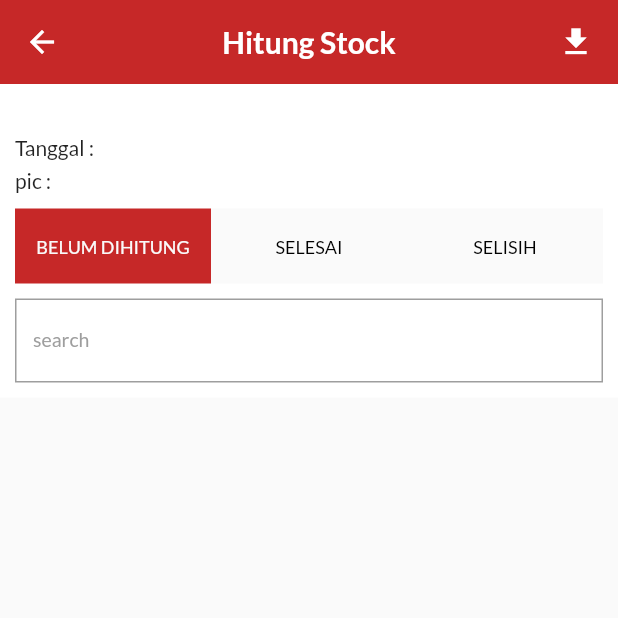
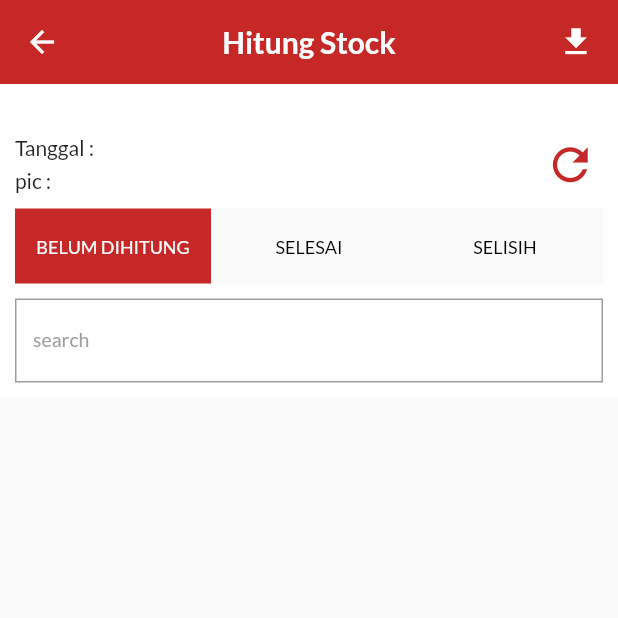
Before and after one commit to agdakapareski/SOAPP, a Flutter app: the StockCountPage screen opened directly with empty values, after a tap on the "download" icon, on a phone screen of 412 x 824 dp, the top half of it. Run offline on Flutter 3.47's test engine with Material 2 defaults, Android fonts, the light colour scheme and no system bars; our stand-ins replace csv, file_picker, google_fonts, permission_handler, sqflite; accounts and stored records are empty.

Commit message:
many updates :)

```diff
--- a/lib/input_session_page.dart
+++ b/lib/input_session_page.dart
@@ -1,5 +1,3 @@
-import 'dart:math';
-
 import 'package:flutter/cupertino.dart';
 import 'package:flutter/material.dart';
 import 'package:intl/date_symbol_data_local.dart';
@@ -7,7 +5,6 @@ import 'package:intl/intl.dart';
 import 'package:soapp/database.dart';
 import 'package:soapp/model/item_count_model.dart';
 import 'package:soapp/stock_count_page.dart';
-import 'package:soapp/tab_screen.dart';
 import 'package:soapp/widget/custom_button.dart';
 import 'package:soapp/widget/input_form.dart';
 
@@ -54,7 +51,6 @@ class _InputSessionPageState extends State<InputSessionPage> {
     setState(() {
       // sessions.add(sesi);
 
-
       List<ItemCount> createItemCounts = [];
       for (var d in data) {
         ItemCount itemCount = ItemCount(
@@ -80,7 +76,6 @@ class _InputSessionPageState extends State<InputSessionPage> {
             tanggalController.text, picController.text),
       );
       Navigator.pushReplacement(context, route);
-
     });
   }
 
--- a/lib/stock_count_page.dart
+++ b/lib/stock_count_page.dart
@@ -2,7 +2,6 @@ import 'package:csv/csv.dart';
 import 'package:flutter/material.dart';
 import 'package:soapp/detail_count_page.dart';
 import 'package:soapp/database.dart';
-import 'package:soapp/model/item_model.dart';
 import 'package:soapp/widget/input_form.dart';
 
 import 'package:permission_handler/permission_handler.dart';
@@ -26,26 +25,30 @@ class StockCountPage extends StatefulWidget {
 }
 
 class _StockCountPageState extends State<StockCountPage> {
+  /// controller search
   TextEditingController searchController = TextEditingController();
 
+  /// list semua item yang akan dilakukan stock opname
   List<ItemCount> itemCounts = [];
 
+  /// list item yang tidak selisih - setelah dihitung
+  List<ItemCount> itemNormal = [];
   List<ItemCount> itemNormalForDisplay = [];
 
+  /// list item yang selisih - setelah dihitung
+  List<ItemCount> itemSelisih = [];
   List<ItemCount> itemSelisihForDisplay = [];
 
-  List<ItemCount> itemSelisih = [];
-
-  List<ItemCount> itemNormal = [];
-
+  /// list item yang belum dihitung
   List<ItemCount> itemBelumDihitung = [];
-
   List<ItemCount> itemBelumDihitungForDisplay = [];
 
+  /// penanda tab[Belum dihitung, Selesai, Selisih] yang sedang aktif
   int kolomFlag = 1;
 
   @override
   void initState() {
+    /// mengambil data dari database
     Db().getItemCounts(widget.idSesi!).then((value) {
       setState(() {
         itemCounts.addAll(value);
@@ -72,25 +75,26 @@ class _StockCountPageState extends State<StockCountPage> {
     super.initState();
   }
 
+  /// Fungsi untuk generate data file yang sudah dihitung
+  /// menjadi file .csv dan disimpan dalam folder download
   generateCsv() async {
-    // List<List<String>> item = [];
+    /// list untuk menampung data yang akan di convert ke .csv
     List<List<String>> data = [];
+
+    /// memasukkan header
     data.add([
-      "Kode",
-      "Nama",
-      "Crt",
-      "Box",
-      "Unit",
-      "Saldo",
-      "Hasil Hitungan",
-      "Selisih"
+      "KODE",
+      "NAMA",
+      "CRT",
+      "BOX",
+      "UNIT",
+      "SALDO",
+      "HASIL HITUNGAN",
+      "SELISIH"
     ]);
+
+    /// memasukkan data item ke dalam list
     List<ItemCount> combine = await Db().getItemCounts(widget.idSesi!);
-    // Db().getItemCounts(widget.idSesi!).then((value) {
-    //   setState(() {
-    //     combine = value;
-    //   });
-    // });
     for (var i in combine) {
       data.add([
         i.kodeItem!,
@@ -103,22 +107,22 @@ class _StockCountPageState extends State<StockCountPage> {
         i.selisih.toString()
       ]);
     }
-    // [
-    //   // ["No.", "Name", "Roll No."],
-    //   // ["1", randomAlpha(3), randomNumeric(3)],
-    //   // ["2", randomAlpha(3), randomNumeric(3)],
-    //   // ["3", randomAlpha(3), randomNumeric(3)]
-    // ];
-    print(data.length);
-    String csvData = const ListToCsvConverter().convert(data);
+
+    /// format csv yang akan di export
+    String csvData =
+        const ListToCsvConverter(fieldDelimiter: ';').convert(data);
+
+    /// Direktori file csv
     Directory directory = Directory("/storage/emulated/0/Download");
     final path = "${directory.path}/${widget.kodeSesi}-${widget.pic}.csv";
-    print(path);
+    // print(path);
     final File file = File(path);
     Map<Permission, PermissionStatus> statuses = await [
       Permission.storage,
     ].request();
     await file.writeAsString(csvData);
+
+    /// snackbar notifikasi jika simpan csv berhasil
     var snackBar = const SnackBar(
       content: Text('Export .csv Berhasil!'),
     );
@@ -167,6 +171,12 @@ class _StockCountPageState extends State<StockCountPage> {
                     height: 5,
                   ),
                   Row(
+                    children: [
+                      Expanded(
+                        flex: 8,
+                        child: Column(
+                          children: [
+                            Row(
                               mainAxisAlignment: MainAxisAlignment.spaceBetween,
                               children: [
                                 const Text('Tanggal :'),
@@ -181,6 +191,52 @@ class _StockCountPageState extends State<StockCountPage> {
                               children: [
                                 const Text('pic :'),
                                 Text(widget.pic!),
+                              ],
+                            ),
+                          ],
+                        ),
+                      ),
+                      Expanded(
+                        flex: 1,
+                        child: GestureDetector(
+                          onTap: () async {
+                            List<ItemCount> itemsNormal = [];
+                            List<ItemCount> itemsSelisih = [];
+                            List<ItemCount> itemsBelumDihitung = [];
+
+                            itemBelumDihitung =
+                                await Db().getItemCounts(widget.idSesi!);
+                            itemsBelumDihitung = itemBelumDihitung
+                                .where((element) => element.status == 0)
+                                .toList();
+                            itemNormal =
+                                await Db().getItemCounts(widget.idSesi!);
+                            itemsNormal = itemNormal
+                                .where((element) =>
+                                    element.selisih == 0 && element.status == 1)
+                                .toList();
+                            itemSelisih =
+                                await Db().getItemCounts(widget.idSesi!);
+                            itemsSelisih = itemSelisih
+                                .where((element) =>
+                                    element.selisih != 0 && element.status == 1)
+                                .toList();
+                            setState(() {
+                              itemNormalForDisplay = itemsNormal;
+                              itemSelisihForDisplay = itemsSelisih;
+                              itemBelumDihitungForDisplay = itemsBelumDihitung;
+                            });
+
+                            return Future.delayed(
+                                const Duration(milliseconds: 500));
+                          },
+                          child: Icon(
+                            Icons.refresh,
+                            size: 35,
+                            color: Colors.red[800],
+                          ),
+                        ),
+                      )
                     ],
                   ),
                   const SizedBox(
@@ -282,15 +338,16 @@ class _StockCountPageState extends State<StockCountPage> {
                     hintText: 'search',
                     controller: searchController,
                     onChanged: (text) {
-                      if(kolomFlag == 1){
+                      if (kolomFlag == 1) {
                         text = text.toLowerCase();
                         setState(() {
-                          itemBelumDihitungForDisplay = itemBelumDihitung.where((element) {
+                          itemBelumDihitungForDisplay =
+                              itemBelumDihitung.where((element) {
                             var itemTitle = element.namaItem!.toLowerCase();
                             return itemTitle.contains(text);
                           }).toList();
                         });
-                      }else if (kolomFlag == 2) {
+                      } else if (kolomFlag == 2) {
                         text = text.toLowerCase();
                         setState(() {
                           itemNormalForDisplay = itemNormal.where((element) {
@@ -314,32 +371,6 @@ class _StockCountPageState extends State<StockCountPage> {
             ),
           ),
           Expanded(
-            child: RefreshIndicator(
-              onRefresh: () async {
-                List<ItemCount> itemsNormal = [];
-                List<ItemCount> itemsSelisih = [];
-                List<ItemCount> itemsBelumDihitung = [];
-
-                itemBelumDihitung = await Db().getItemCounts(widget.idSesi!);
-                itemsBelumDihitung = itemBelumDihitung
-                    .where((element) => element.status == 0)
-                    .toList();
-                itemNormal = await Db().getItemCounts(widget.idSesi!);
-                itemsNormal = itemNormal
-                    .where((element) => element.selisih == 0 && element.status == 1)
-                    .toList();
-                itemSelisih = await Db().getItemCounts(widget.idSesi!);
-                itemsSelisih = itemSelisih
-                    .where((element) => element.selisih != 0 && element.status == 1)
-                    .toList();
-                setState(() {
-                  itemNormalForDisplay = itemsNormal;
-                  itemSelisihForDisplay = itemsSelisih;
-                  itemBelumDihitungForDisplay = itemsBelumDihitung;
-                });
-
-                return Future.delayed(const Duration(milliseconds: 500));
-              },
             child: ListView(
                 padding: const EdgeInsets.only(top: 5),
                 shrinkWrap: true,
@@ -410,8 +441,7 @@ class _StockCountPageState extends State<StockCountPage> {
                         .toList()
                     : (kolomFlag == 2
                         ? itemNormalForDisplay
-                              .where(
-                                  (element) => element.idSesi == widget.idSesi)
+                            .where((element) => element.idSesi == widget.idSesi)
                             .map(
                               (item) => Column(
                                 children: [
@@ -475,8 +505,7 @@ class _StockCountPageState extends State<StockCountPage> {
                             )
                             .toList()
                         : itemSelisihForDisplay
-                              .where(
-                                  (element) => element.idSesi == widget.idSesi)
+                            .where((element) => element.idSesi == widget.idSesi)
                             .map(
                               (item) => Column(
                                 children: [
@@ -540,7 +569,6 @@ class _StockCountPageState extends State<StockCountPage> {
                             )
                             .toList())),
           ),
-          ),
         ],
       ),
     );
```
Also changed, not shown: lib/detail_count_page.dart (+115 -61 lines), lib/home_page.dart (+40 -31 lines), 11 other files. Lines whose indentation alone changed are shown as unchanged.
